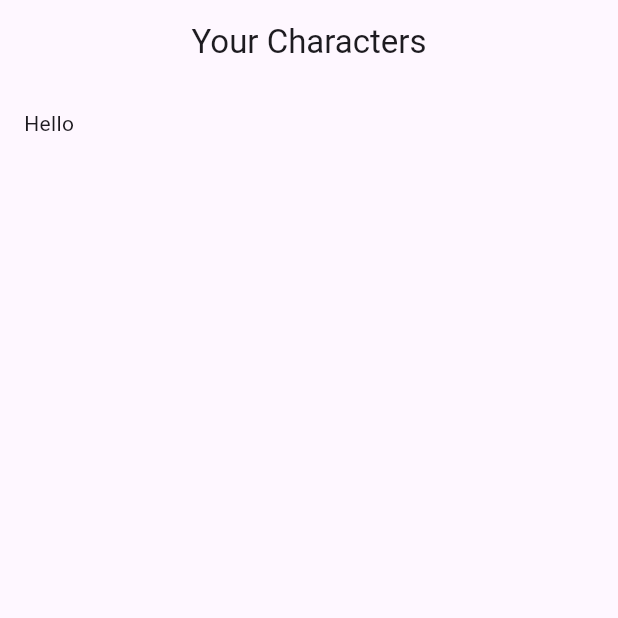
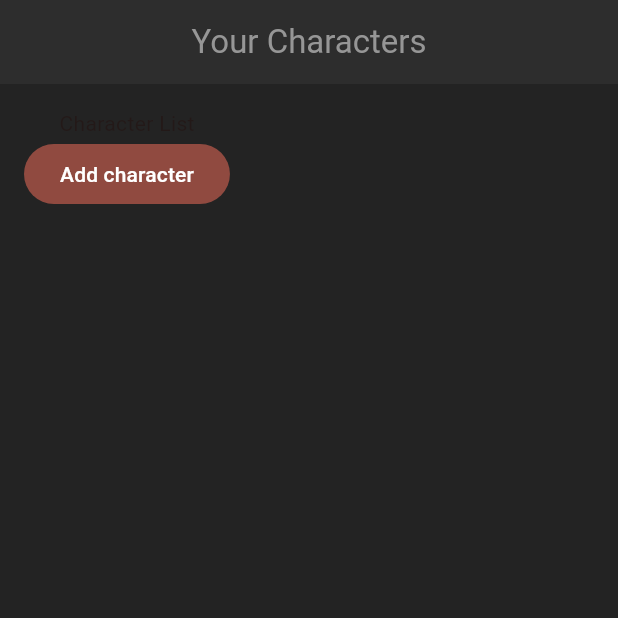
Before and after one commit to smsanagustin/flutter-rpg, a Flutter app: the screen it shows after launch, on a phone screen of 412 x 824 dp, the top half of it. Run offline on Flutter 3.47's test engine with Material 3 defaults, Android fonts, the phone set to English and light mode, and no system bars.

Commit message:
ui: add primary theme

```diff
--- a/lib/main.dart
+++ b/lib/main.dart
@@ -1,8 +1,9 @@
 import 'package:flutter/material.dart';
 import 'package:flutter_rpg/screens/home/home.dart';
+import 'package:flutter_rpg/theme.dart';
 
 void main() {
-  runApp(const MaterialApp(home: Home()));
+  runApp(MaterialApp(theme: primaryTheme, home: const Home()));
 }
 
 class Sandbox extends StatelessWidget {
--- a/lib/screens/home/home.dart
+++ b/lib/screens/home/home.dart
@@ -12,10 +12,18 @@ class _HomeState extends State<Home> {
   Widget build(BuildContext context) {
     return Scaffold(
         appBar: AppBar(
-          title: const Text("Your Characters"),
+          title: const Text(
+            "Your Characters",
+          ),
           centerTitle: true,
         ),
         body: Container(
-            padding: const EdgeInsets.all(16), child: const Text("Hello")));
+          padding: const EdgeInsets.all(16),
+          child:
+              Column(crossAxisAlignment: CrossAxisAlignment.center, children: [
+            const Text("Character List"),
+            FilledButton(onPressed: () {}, child: const Text("Add character"))
+          ]),
+        ));
   }
 }
```
Also changed, not shown: lib/theme.dart (added, +26 -0 lines).
